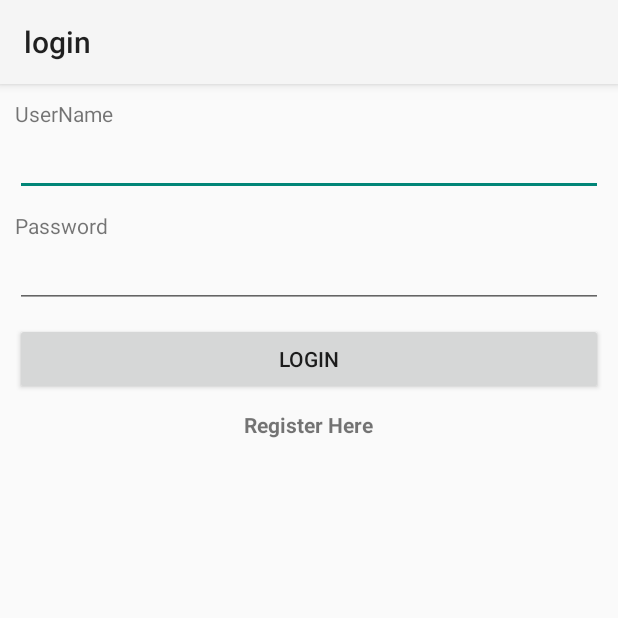
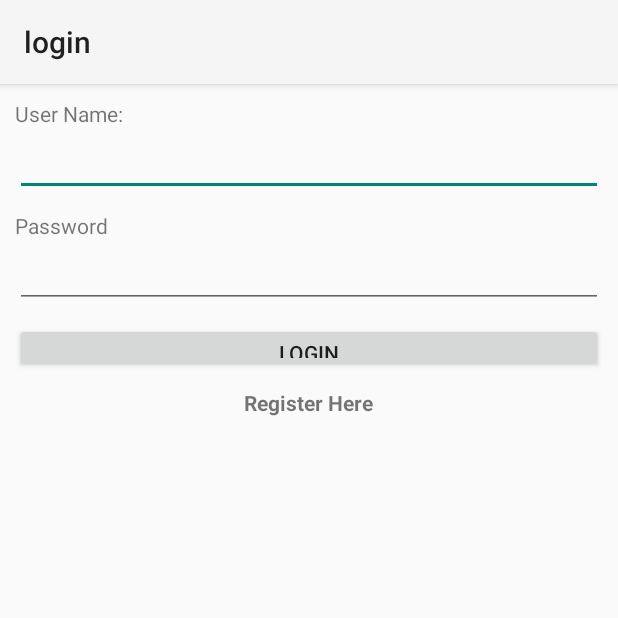
Before and after one commit to priyanka-obtainit/AndroidLogin, an Android app: the screen it shows after launch (login), on a phone screen of 412 x 824 dp, the top half of it. Run offline under Robolectric (Android 15) with nearby library versions, the phone set to English and light mode, and no system bars.

Commit message:
user name

```diff
--- a/app/src/main/res/layout/activity_login.xml
+++ b/app/src/main/res/layout/activity_login.xml
@@ -9,7 +9,7 @@
     <TextView
         android:layout_width="wrap_content"
         android:layout_height="wrap_content"
-        android:text="UserName"
+        android:text="User Name:"
         />
     <EditText
         android:layout_width="match_parent"
@@ -31,7 +31,7 @@
 
     <Button
         android:layout_width="match_parent"
-        android:layout_height="wrap_content"
+        android:layout_height="33dp"
         android:id="@+id/bLogin"
         android:layout_marginBottom="10dp"
         android:text="Login"/>
```
